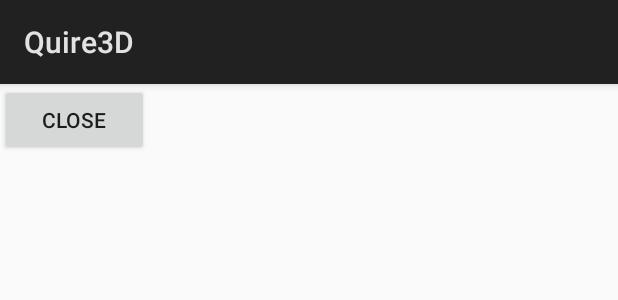
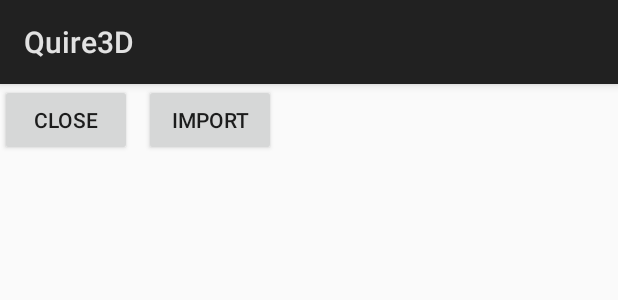
Before and after one commit to toniuyt123/Quire3D, an Android app: the layout activity_main.xml on its own in the app's theme, with its tools: preview values and no code run, on a phone screen of 412 x 824 dp. Shown: the top 300 px of the screen. Run offline under Robolectric (Android 15) with nearby library versions, the phone set to English and light mode, and no system bars.

Commit message:
started importing and translate handle

```diff
--- a/app/src/main/AndroidManifest.xml
+++ b/app/src/main/AndroidManifest.xml
@@ -3,7 +3,7 @@
     package="com.Quire3D.virosample">
 
     <!-- Required for Recording -->
-    <uses-permission android:name="android.permission.RECORD_AUDIO"/>
+    <uses-permission android:name="android.permission.RECORD_AUDIO" />
     <uses-permission android:name="android.permission.WRITE_EXTERNAL_STORAGE" />
 
     <application
@@ -12,7 +12,6 @@
         android:label="@string/app_name"
         android:supportsRtl="true"
         android:theme="@style/AppTheme">
-
         <meta-data
             android:name="com.viromedia.API_KEY"
             android:value="7882E1FF-7C1E-4751-9C16-3F6AEBD7AF76" />
@@ -22,6 +21,7 @@
             android:configChanges="keyboardHidden|orientation|screenSize">
             <intent-filter>
                 <action android:name="android.intent.action.MAIN" />
+
                 <category android:name="android.intent.category.LAUNCHER" />
             </intent-filter>
         </activity>
--- a/app/src/main/res/layout/activity_main.xml
+++ b/app/src/main/res/layout/activity_main.xml
@@ -1,13 +1,23 @@
 <?xml version="1.0" encoding="utf-8"?>
-<FrameLayout xmlns:android="http://schemas.android.com/apk/res/android"
+<RelativeLayout xmlns:android="http://schemas.android.com/apk/res/android"
     android:layout_width="match_parent"
     android:layout_height="match_parent"
-    android:id="@+id/frameLayout">
+    android:id="@+id/relativeLayout">
 
     <Button
-        android:id="@+id/button3"
-        android:layout_width="99dp"
+        android:id="@+id/Close"
+        android:layout_width="wrap_content"
         android:layout_height="wrap_content"
         android:text="@string/close_button" />
 
-</FrameLayout>
+    <Button
+        android:id="@+id/SelectFile"
+        android:layout_width="wrap_content"
+        android:layout_height="wrap_content"
+        android:layout_alignParentStart="true"
+        android:layout_alignParentTop="true"
+        android:layout_marginStart="96dp"
+        android:layout_marginTop="0dp"
+        android:text="@string/select_file" />
+
+</RelativeLayout>
--- a/app/src/main/res/values/strings.xml
+++ b/app/src/main/res/values/strings.xml
@@ -1,4 +1,5 @@
 <resources>
     <string name="app_name">Quire3D</string>
     <string name="close_button">Close</string>
+    <string name="select_file">Import</string>
 </resources>
```
Also changed, not shown: app/src/main/java/com/Quire3D/activities/ViroActivity.java (+51 -31 lines), app/src/main/assets/floor_grid.png, 5 other files.
